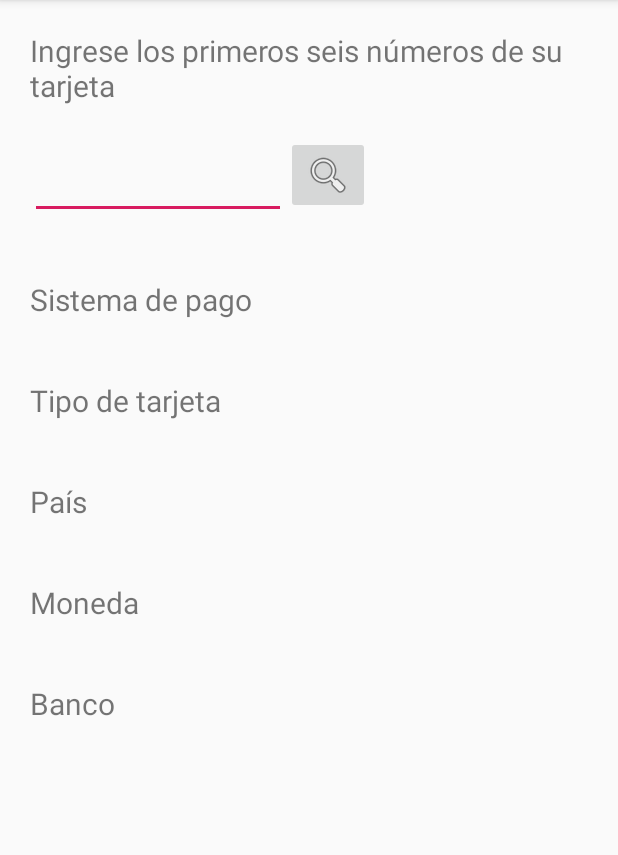
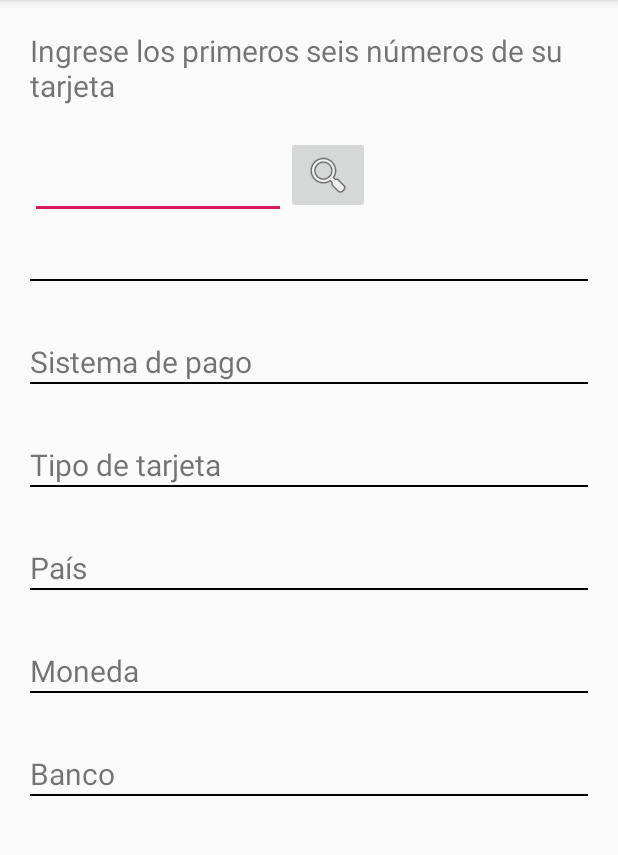
Before and after one commit to cristian16b/Bin-Card-Cheker, an Android app: the screen it shows after launch (MainActivity), on a phone screen of 412 x 824 dp, the part 84-939 px from its top. Run offline under Robolectric (Android 15) with nearby library versions, the phone set to English and light mode, and no system bars.

Commit message:
Agregado lineas divisorias entre los layout, agrego margin derecho y superior para que los elementos no esten pegados

```diff
--- a/app/src/main/res/layout/activity_main.xml
+++ b/app/src/main/res/layout/activity_main.xml
@@ -58,9 +58,15 @@
                 android:layout_height="match_parent"
                 android:layout_below="@id/linearLayoutBotones"
                 android:layout_marginLeft="20dp"
+                android:layout_marginRight="20dp"
+                android:layout_marginTop="40dp"
                 android:gravity="center"
                 android:orientation="vertical">
 
+                <View
+                    android:layout_width="wrap_content"
+                    android:layout_height="1dp"
+                    android:background="@android:color/black" />
 
                 <LinearLayout
                     android:layout_width="match_parent"
@@ -85,6 +91,10 @@
 
                 </LinearLayout>
 
+                <View
+                    android:layout_width="fill_parent"
+                    android:layout_height="1dp"
+                    android:background="@android:color/black"/>
 
                 <LinearLayout
                     android:layout_width="match_parent"
@@ -109,6 +119,10 @@
 
                 </LinearLayout>
 
+                <View
+                    android:layout_width="fill_parent"
+                    android:layout_height="1dp"
+                    android:background="@android:color/black"/>
 
                 <LinearLayout
                     android:layout_width="match_parent"
@@ -132,6 +146,10 @@
 
                 </LinearLayout>
 
+                <View
+                    android:layout_width="fill_parent"
+                    android:layout_height="1dp"
+                    android:background="@android:color/black"/>
 
                 <LinearLayout
                     android:layout_width="match_parent"
@@ -156,6 +174,11 @@
 
                 </LinearLayout>
 
+                <View
+                    android:layout_width="fill_parent"
+                    android:layout_height="1dp"
+                    android:background="@android:color/black"/>
+
                 <LinearLayout
                     android:layout_width="match_parent"
                     android:layout_height="match_parent"
@@ -178,6 +201,12 @@
                         android:textSize="@dimen/txts_default" />
 
                 </LinearLayout>
+
+                <View
+                    android:layout_width="fill_parent"
+                    android:layout_height="1dp"
+                    android:background="@android:color/black"/>
+
             </LinearLayout>
         </RelativeLayout>
     </ScrollView>
```
